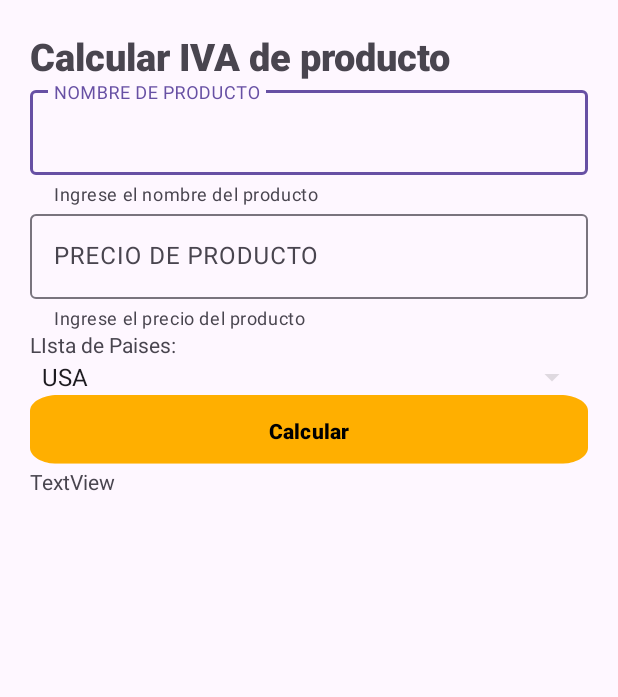
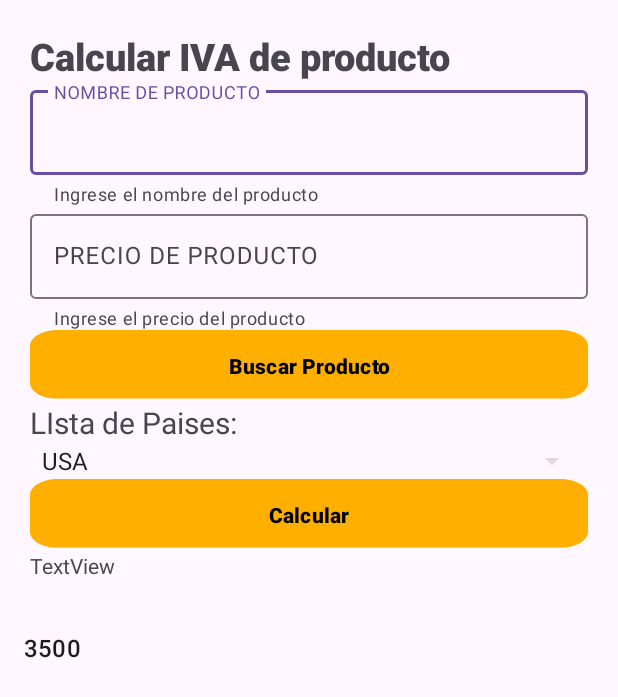
Before and after one commit to shinshini/proymovil, an Android app: the MainActivity screen opened directly, with no data from a screen before it, on a phone screen of 412 x 824 dp. Shown: the top 697 px of the screen. Run offline under Robolectric (Android 15) with nearby library versions, the phone set to English and light mode, and no system bars; 1 statement that could not run was skipped.

Commit message:
se modifico en main

```diff
--- a/app/src/main/java/com/example/myapplicationkotlin/MainActivity.kt
+++ b/app/src/main/java/com/example/myapplicationkotlin/MainActivity.kt
@@ -13,6 +13,7 @@ import androidx.appcompat.app.AppCompatActivity
 import androidx.core.view.ViewCompat
 import androidx.core.view.WindowInsetsCompat
 import androidx.recyclerview.widget.RecyclerView
+import com.example.myapplicationkotlin.db.AdminSQLiteOpenHelper
 import com.example.myapplicationkotlin.model.Productos
 import com.google.android.material.button.MaterialButton
 import com.google.android.material.textfield.TextInputEditText
@@ -20,35 +21,37 @@ import com.google.android.material.textview.MaterialTextView
 
 class MainActivity : AppCompatActivity() {
 
-    private lateinit var btnCalcular: MaterialButton
-    private lateinit var txtPrecio: TextInputEditText
-    private lateinit var tvResul: MaterialTextView
-    private lateinit var spLista: Spinner
-    private lateinit var listpro: ListView
-    private lateinit var textNombre: TextInputEditText
-
-    private lateinit var productoList: MutableList<String>
-    private lateinit var adapterlistView: ArrayAdapter<String>
+    lateinit var btnCalcular: Button
+    lateinit var txtPrecio: EditText
+    lateinit var txtNombre:EditText
+    lateinit var tvResul: TextView
+    lateinit var spLista:Spinner
+    lateinit var listPro:ListView
+    lateinit var btnbuscarProducto: Button
+    lateinit var productosList:MutableList<String>
+    lateinit var adapterListView:ArrayAdapter<String>
 
     override fun onCreate(savedInstanceState: Bundle?) {
         super.onCreate(savedInstanceState)
+        enableEdgeToEdge()
         setContentView(R.layout.activity_main)
+        ViewCompat.setOnApplyWindowInsetsListener(findViewById(R.id.main)) { v, insets ->
+            val systemBars = insets.getInsets(WindowInsetsCompat.Type.systemBars())
+            v.setPadding(systemBars.left, systemBars.top, systemBars.right, systemBars.bottom)
+            insets
+        }
 
-        // Inicializar vistas
+        //codigo
         cargarR()
+        estadoOnclick()
+        cargarListaProducto()
 
-        // Configurar el Spinner
+        //cargar lista de datos en spinner
         val listaPaises = arrayOf("USA", "BOL", "ESP")
-        val adaptador1 = ArrayAdapter(this, android.R.layout.simple_spinner_item, listaPaises)
+        val adaptador1 = ArrayAdapter<String>(this, android.R.layout.simple_spinner_item, listaPaises)
         spLista.adapter = adaptador1
 
-        // Configurar el botón
-        btnCalcular.setOnClickListener {
-            calcularIVA()
-        }
 
-        // Cargar datos iniciales
-        cargarListaproducto()
     }
 
     private fun cargarR() {
@@ -56,40 +59,44 @@ class MainActivity : AppCompatActivity() {
         txtPrecio = findViewById(R.id.txtProducto)
         tvResul = findViewById(R.id.tvResultado)
         spLista = findViewById(R.id.spPaises)
-        listpro = findViewById(R.id.listaProductos)
-        textNombre = findViewById(R.id.txtNombre)
+        listPro = findViewById(R.id.listaProductos)
+        txtNombre = findViewById(R.id.textNombre)
+        btnbuscarProducto= findViewById(R.id.btnbuscarproducto)
     }
 
-    private fun calcularIVA() {
-        // Obtener el nombre y el precio ingresado por el usuario
-        val nombreProducto = textNombre.text.toString()
-        val precioProducto = txtPrecio.text.toString().toDoubleOrNull()
+    fun estadoOnclick(){
+        btnCalcular.setOnClickListener(){
 
-        if (precioProducto == null) {
-            Toast.makeText(this, "Por favor ingrese un precio válido", Toast.LENGTH_SHORT).show()
-            return
+            val laptop = Productos(txtNombre.text.toString(), txtPrecio.text.toString().toDouble())
+            //val datosRe : Double = laptop.calIVA()
+
+            when(spLista.selectedItem.toString()){
+                "USA"-> productosList.add(laptop.nombre + ", " +laptop.precio+ "IVA: "+laptop.calIVA(0.03).toString())
+                "BOL"-> productosList.add(laptop.nombre + ", " +laptop.precio+ "IVA: "+laptop.calIVA(0.13).toString())
+                "ESP"-> productosList.add(laptop.nombre + ", " +laptop.precio+ "IVA: "+laptop.calIVA(0.05).toString())
+            }
+            listPro.adapter=adapterListView
+
         }
+        btnbuscarProducto.setOnClickListener(){
+            val admin =AdminSQLiteOpenHelper(this, "administracion", null, 1)
+            val bd = admin.writableDatabase
 
-        val iva = when (spLista.selectedItem?.toString()) {
-            "USA" -> precioProducto * 0.03
-            "BOL" -> precioProducto * 0.13
-            "ESP" -> precioProducto * 0.05
-            else -> {
-                Toast.makeText(this, "Por favor seleccione un país válido", Toast.LENGTH_SHORT).show()
-                return
-            }
+            val fila = bd.rawQuery("select nombre,precio from productos where id_productos=${txtNombre.text.toString()}", null)
+            if (fila.moveToFirst()) {
+                txtNombre.setText(fila.getString(0))
+                txtPrecio.setText(fila.getString(1))
+            } else
+                Toast.makeText(this, "No existe un artículo con dicho código",  Toast.LENGTH_SHORT).show()
+            bd.close()
         }
-
-        // Añadir el resultado a la lista
-        val resultado = "${nombreProducto}, \$${precioProducto}, IVA: \$${iva}"
-        productoList.add(resultado)
-        adapterlistView.notifyDataSetChanged()
-        tvResul.text = resultado
     }
 
-    private fun cargarListaproducto() {
-        productoList = mutableListOf()
-        adapterlistView = ArrayAdapter(this, android.R.layout.simple_list_item_1, productoList)
-        listpro.adapter = adapterlistView
+    fun cargarListaProducto(){
+        //val productos = arrayOf("LAPTOP", "MOUSE")
+        productosList = mutableListOf("3500")
+        adapterListView = ArrayAdapter(this, android.R.layout.simple_list_item_1,productosList)
+        listPro.adapter=adapterListView
     }
+
 }
--- a/app/src/main/res/layout/activity_main.xml
+++ b/app/src/main/res/layout/activity_main.xml
@@ -54,11 +54,25 @@
                 android:layout_height="wrap_content"
                 android:inputType="numberDecimal" />
         </com.google.android.material.textfield.TextInputLayout>
+
+        <Button
+            android:id="@+id/btnbuscarproducto"
+            android:layout_width="match_parent"
+            android:layout_height="wrap_content"
+            android:layout_weight="1"
+            android:background="@drawable/caja"
+            android:fontFamily="sans-serif-black"
+            android:text="Buscar Producto"
+            android:textColor="@color/black"
+            app:backgroundTint="@null" />
+
         <TextView
             android:id="@+id/textView2"
             android:layout_width="match_parent"
             android:layout_height="wrap_content"
-            android:text="LIsta de Paises:" />
+            android:text="LIsta de Paises:"
+            android:textSize="20sp" />
+
         <com.google.android.material.textfield.TextInputLayout
             android:id="@+id/textPaises"
             android:layout_width="match_parent"
@@ -69,9 +83,9 @@
                 android:id="@+id/spPaises"
                 android:layout_width="match_parent"
                 android:layout_height="wrap_content"
+                android:backgroundTint="?attr/colorControlHighlight"
                 android:spinnerMode="dropdown"
-                android:backgroundTint="?attr/colorControlHighlight"
-                />
+                tools:ignore="TouchTargetSizeCheck" />
         </com.google.android.material.textfield.TextInputLayout>
 
 
```
Also changed, not shown: app/src/main/res/layout/activity_home.xml (+5 -5 lines).
